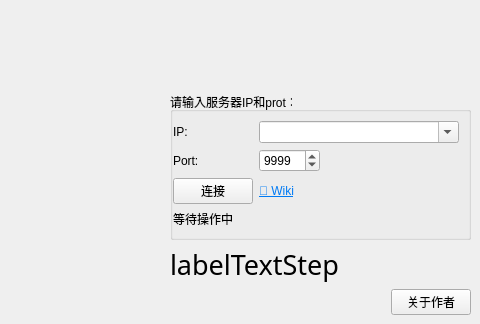
Before: the Qt Designer form ChessBoard.ui in XMuli/ChineseChess, drawn with Qt 5; both pictures show x 676 to 1156 and y 616 to 940 of the 1156 by 940 pixel window.
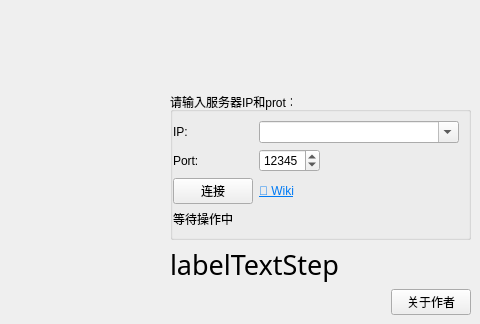
After: the same form once the commit is applied. Icons and pictures are not drawn.

Commit message: chore: tweak default LAN port range

The edit to the form file:
```diff
--- a/ChessBoard.ui
+++ b/ChessBoard.ui
@@ -237,11 +237,14 @@
               <height>0</height>
              </size>
             </property>
+            <property name="minimum">
+             <number>1</number>
+            </property>
             <property name="maximum">
              <number>65535</number>
             </property>
             <property name="value">
-             <number>9999</number>
+             <number>12345</number>
             </property>
            </widget>
           </item>
```
Lines whose indentation alone changed are shown as unchanged.
